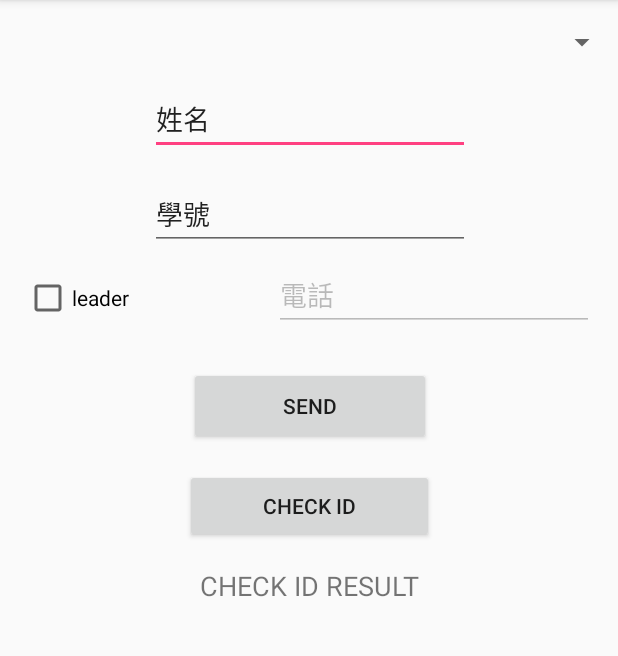
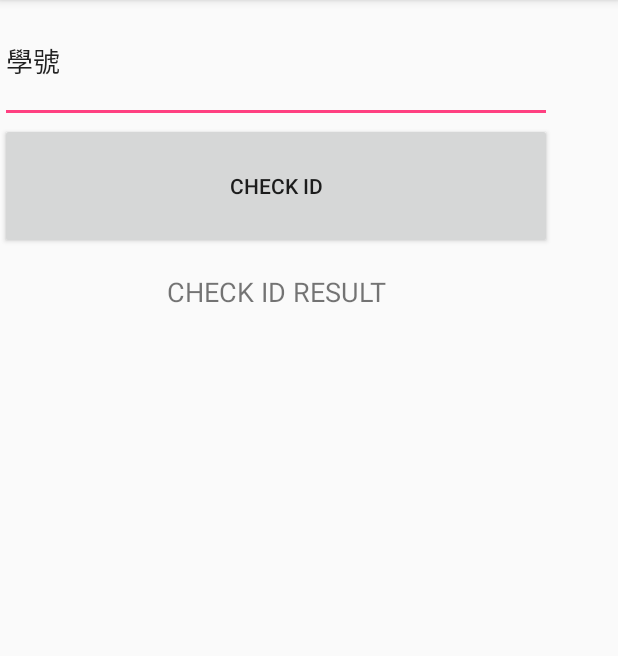
Before and after one commit to nckucsiewv/Confirm_identity_app, an Android app: the screen it shows after launch (MainActivity), on a phone screen of 412 x 824 dp, the part 84-740 px from its top. Run offline under Robolectric (Android 15) with nearby library versions, the phone set to English and light mode, and no system bars; our stand-ins replace Firebase (no records; nobody signed in at launch, a user with empty details on screens opened directly).

Commit message:
delete function of inserting users

```diff
--- a/app/src/main/res/layout/activity_main.xml
+++ b/app/src/main/res/layout/activity_main.xml
@@ -6,101 +6,52 @@
     android:layout_height="match_parent"
     tools:context="csiewv.yuwen.app.app.MainActivity">
 
-    <EditText
-        android:id="@+id/editText_name"
-        android:layout_width="wrap_content"
-        android:layout_height="wrap_content"
-        android:layout_marginTop="16dp"
-        android:ems="10"
-        android:inputType="textPersonName"
-        android:text="姓名"
-        app:layout_constraintHorizontal_bias="0.502"
-        app:layout_constraintLeft_toLeftOf="parent"
-        app:layout_constraintRight_toRightOf="parent"
-        app:layout_constraintTop_toBottomOf="@+id/spinner_department" />
+    <LinearLayout
+        android:layout_width="368dp"
+        android:layout_height="495dp"
+        android:orientation="vertical"
+        android:weightSum="10"
+        tools:layout_editor_absoluteX="8dp"
+        tools:layout_editor_absoluteY="8dp">
 
         <EditText
             android:id="@+id/editText_num"
-        android:layout_width="wrap_content"
+            android:layout_width="match_parent"
             android:layout_height="wrap_content"
-        android:layout_marginTop="16dp"
+            android:layout_weight="1"
             android:ems="10"
             android:inputType="textPersonName"
             android:text="學號"
             app:layout_constraintHorizontal_bias="0.502"
             app:layout_constraintLeft_toLeftOf="parent"
             app:layout_constraintRight_toRightOf="parent"
-        app:layout_constraintTop_toBottomOf="@+id/editText_name" />
-
-    <Button
-        android:id="@+id/button_send"
-        android:layout_width="161dp"
-        android:layout_height="52dp"
-        android:onClick="sendMessage"
-        android:text="SEND"
-        app:layout_constraintHorizontal_bias="0.502"
-        app:layout_constraintLeft_toLeftOf="parent"
-        app:layout_constraintRight_toRightOf="parent"
-        android:layout_marginTop="24dp"
-        app:layout_constraintTop_toBottomOf="@+id/editText_phone" />
-
-    <Spinner
-        android:id="@+id/spinner_department"
-        android:layout_width="0dp"
-        android:layout_height="wrap_content"
-        android:layout_marginTop="16dp"
-        app:layout_constraintHorizontal_bias="0.0"
-        app:layout_constraintLeft_toLeftOf="parent"
-        app:layout_constraintRight_toRightOf="parent"
-        app:layout_constraintTop_toTopOf="parent" />
-
-    <EditText
-        android:id="@+id/editText_phone"
-        android:layout_width="wrap_content"
-        android:layout_height="wrap_content"
-        android:ems="10"
-        android:enabled="false"
-        android:inputType="textPersonName"
-        android:text="電話"
-        android:layout_marginRight="16dp"
-        app:layout_constraintRight_toRightOf="parent"
-        app:layout_constraintBaseline_toBaselineOf="@+id/checkBox_leader" />
+            tools:layout_editor_absoluteY="115dp" />
 
         <Button
             android:id="@+id/button_check"
-        android:layout_width="166dp"
+            android:layout_width="match_parent"
             android:layout_height="49dp"
-        android:layout_marginTop="16dp"
+            android:layout_weight="1"
             android:onClick="sendCheckingID"
             android:text="CHECK ID"
             app:layout_constraintHorizontal_bias="0.502"
             app:layout_constraintLeft_toLeftOf="parent"
             app:layout_constraintRight_toRightOf="parent"
-        app:layout_constraintTop_toBottomOf="@+id/button_send" />
+            tools:layout_editor_absoluteY="302dp" />
 
         <TextView
             android:id="@+id/textView_checkResult"
-        android:layout_width="219dp"
+            android:layout_width="match_parent"
             android:layout_height="31dp"
+            android:layout_marginTop="16dp"
+            android:layout_weight="4"
             android:text="CHECK ID RESULT"
             android:textAlignment="center"
             android:textSize="18sp"
             app:layout_constraintHorizontal_bias="0.503"
             app:layout_constraintLeft_toLeftOf="parent"
             app:layout_constraintRight_toRightOf="parent"
-        android:layout_marginTop="16dp"
             app:layout_constraintTop_toBottomOf="@+id/button_check" />
-
-    <CheckBox
-        android:id="@+id/checkBox_leader"
-        android:layout_width="119dp"
-        android:layout_height="32dp"
-        android:layout_marginLeft="16dp"
-        android:layout_marginTop="16dp"
-        android:onClick="onCheckBoxClicked"
-        android:text="leader"
-        app:layout_constraintLeft_toLeftOf="parent"
-        app:layout_constraintTop_toBottomOf="@+id/editText_num"
-        tools:layout_editor_absoluteY="173dp" />
+    </LinearLayout>
 
 </android.support.constraint.ConstraintLayout>
```
Also changed, not shown: app/src/main/AndroidManifest.xml (+0 -7 lines), app/src/main/java/csiewv/yuwen/app/app/DisplayActivity.java (deleted, +0 -15 lines), app/src/main/java/csiewv/yuwen/app/app/MainActivity.java (+1 -54 lines), app/src/main/java/csiewv/yuwen/app/app/Player.java (deleted, +0 -26 lines), app/src/main/res/layout/activity_display.xml (deleted, +0 -24 lines). Lines whose indentation alone changed are shown as unchanged.
